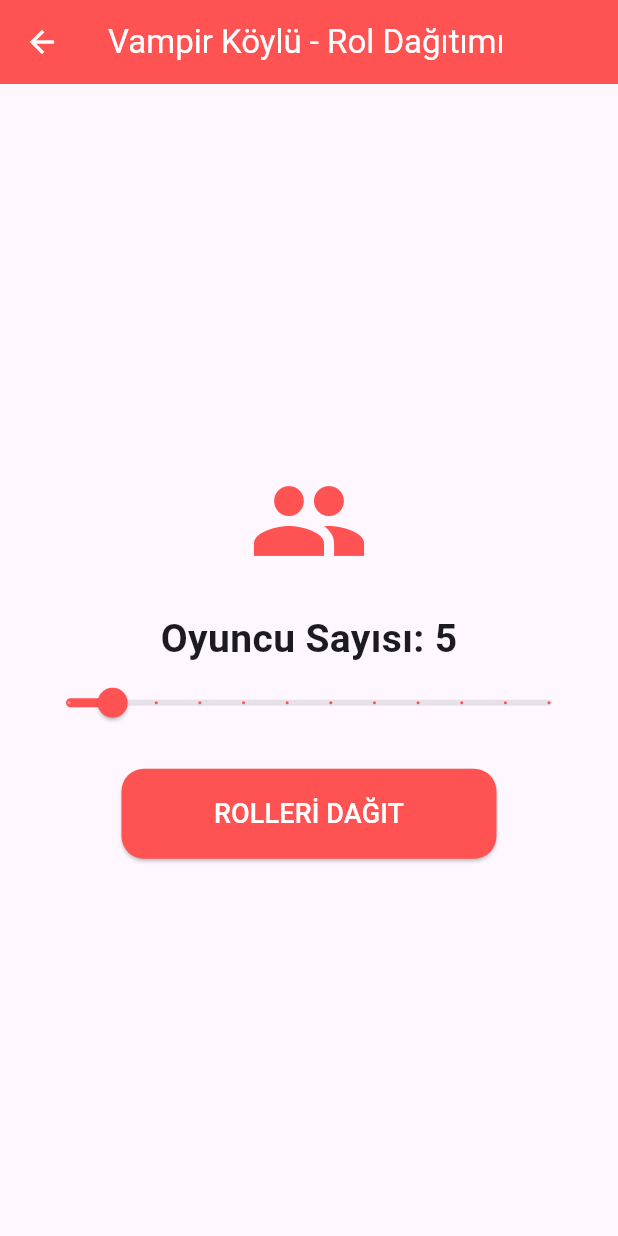
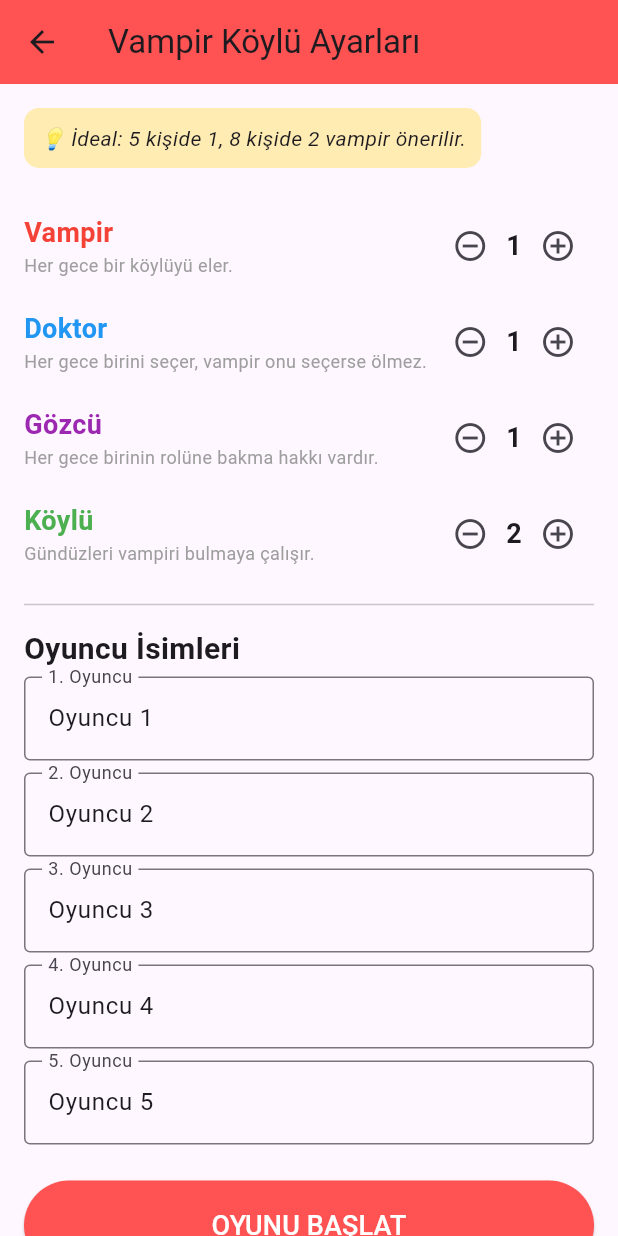
Before and after one commit to tunaparlak0/oyun_kutusu, a Flutter app: the screen it shows after launch, after a tap on "VAMPİR KÖYLÜ", on a phone screen of 412 x 824 dp. Run offline on Flutter 3.47's test engine with Material 3 defaults, Android fonts, the phone set to English and light mode, and no system bars.

Commit message:
Vampir Köylü: Rol kısıtlamaları ve açıklamaları tamamlandı

```diff
--- a/lib/vampir_koylu.dart
+++ b/lib/vampir_koylu.dart
@@ -8,40 +8,55 @@ class VampirKoyluSayfasi extends StatefulWidget {
 }
 
 class _VampirKoyluSayfasiState extends State<VampirKoyluSayfasi> {
-  int oyuncuSayisi = 5;
+  int vampirSayisi = 1;
+  int doktorSayisi = 1;
+  int gozcuSayisi = 1;
+  int koyluSayisi = 2;
+
   List<String> roller = [];
+  List<String> oyuncuIsimleri = [];
   int sira = 0;
   bool rolGoster = false;
+  List<TextEditingController> controllers = [];
 
-  // Role özel renk veren yardımcı fonksiyon
-  Color _rolRengi(String rol) {
-    if (rol.contains("VAMPİR")) return Colors.red;
-    if (rol.contains("DOKTOR")) return Colors.blue;
-    if (rol.contains("GÖZCÜ")) return Colors.purple;
-    return Colors.green; // Köylü için
+  // Rollerin toplam sayısını veren yardımcı değişken
+  int get toplamOyuncu => vampirSayisi + doktorSayisi + gozcuSayisi + koyluSayisi;
+
+  final Map<String, String> rolBilgisi = {
+    "Vampir": "Her gece bir köylüyü eler.",
+    "Doktor": "Her gece birini seçer, vampir onu seçerse ölmez.",
+    "Gözcü": "Her gece birinin rolüne bakma hakkı vardır.",
+    "Köylü": "Gündüzleri vampiri bulmaya çalışır.",
+  };
+
+  @override
+  void initState() {
+    super.initState();
+    _controllerlariGuncelle();
   }
 
-  // Role özel talimat veren yardımcı fonksiyon
-  String _rolAciklamasi(String rol) {
-    if (rol.contains("VAMPİR")) return "Her gece bir köylüyü elemek için arkadaşınla fısıldaş.";
-    if (rol.contains("DOKTOR")) return "Her gece birini seç; eğer vampir onu seçerse o kişi ölmez.";
-    if (rol.contains("GÖZCÜ")) return "Her gece birinin kartına gizlice bakma hakkın var.";
-    return "Gündüzleri vampiri bulmaya çalış, geceleri hayatta kal!";
+  // Liste hatasını önleyen güvenli güncelleme fonksiyonu
+  void _controllerlariGuncelle() {
+    setState(() {
+      int mevcutSayi = controllers.length;
+      if (toplamOyuncu > mevcutSayi) {
+        for (int i = mevcutSayi; i < toplamOyuncu; i++) {
+          controllers.add(TextEditingController(text: "Oyuncu ${i + 1}"));
+        }
+      } else if (toplamOyuncu < mevcutSayi) {
+        controllers.removeRange(toplamOyuncu, mevcutSayi);
+      }
+    });
   }
 
   void rolleriHazirla() {
+    oyuncuIsimleri = controllers.map((c) => c.text).toList();
     List<String> yeniRoller = [];
 
-    // Dinamik Rol Dağıtım Mantığı
-    yeniRoller.add("VAMPİR 🧛");
-    if (oyuncuSayisi >= 8) yeniRoller.add("VAMPİR 🧛"); // 8+ oyuncuda 2. vampir
-
-    yeniRoller.add("DOKTOR 🏥");
-    yeniRoller.add("GÖZCÜ 👁️");
-
-    while (yeniRoller.length < oyuncuSayisi) {
-      yeniRoller.add("KÖYLÜ 👨‍🌾");
-    }
+    yeniRoller.addAll(List.generate(vampirSayisi, (index) => "VAMPİR 🧛"));
+    yeniRoller.addAll(List.generate(doktorSayisi, (index) => "DOKTOR 🏥"));
+    yeniRoller.addAll(List.generate(gozcuSayisi, (index) => "GÖZCÜ 👁️"));
+    yeniRoller.addAll(List.generate(koyluSayisi, (index) => "KÖYLÜ 👨‍🌾"));
 
     yeniRoller.shuffle();
     setState(() {
@@ -54,42 +69,77 @@ class _VampirKoyluSayfasiState extends State<VampirKoyluSayfasi> {
   @override
   Widget build(BuildContext context) {
     return Scaffold(
-      appBar: AppBar(
-        title: const Text("Vampir Köylü - Rol Dağıtımı"),
-        backgroundColor: Colors.redAccent,
-        foregroundColor: Colors.white,
+      appBar: AppBar(title: const Text("Vampir Köylü Ayarları"), backgroundColor: Colors.redAccent),
+      body: roller.isEmpty ? kurulumEkrani() : oyunEkrani(),
+    );
+  }
+
+  Widget kurulumEkrani() {
+    return SingleChildScrollView(
+      padding: const EdgeInsets.all(16.0),
+      child: Column(
+        crossAxisAlignment: CrossAxisAlignment.start,
+        children: [
+          Container(
+            padding: const EdgeInsets.all(10),
+            decoration: BoxDecoration(color: Colors.amber[100], borderRadius: BorderRadius.circular(10)),
+            child: const Text("💡 İdeal: 5 kişide 1, 8 kişide 2 vampir önerilir.", style: TextStyle(fontStyle: FontStyle.italic)),
           ),
-      body: Center(
-        child: roller.isEmpty ? kurulumEkrani() : oyunEkrani(),
+          const SizedBox(height: 20),
+          _rolAyariRow("Vampir", vampirSayisi, (val) => setState(() => vampirSayisi = val), Colors.red, true),
+          _rolAyariRow("Doktor", doktorSayisi, (val) => setState(() => doktorSayisi = val), Colors.blue, false),
+          _rolAyariRow("Gözcü", gozcuSayisi, (val) => setState(() => gozcuSayisi = val), Colors.purple, false),
+          _rolAyariRow("Köylü", koyluSayisi, (val) => setState(() => koyluSayisi = val), Colors.green, false),
+          const Divider(height: 30),
+          const Text("Oyuncu İsimleri", style: TextStyle(fontSize: 20, fontWeight: FontWeight.bold)),
+          ...List.generate(controllers.length, (index) => Padding(
+            padding: const EdgeInsets.symmetric(vertical: 4),
+            child: TextField(
+              controller: controllers[index],
+              decoration: InputDecoration(labelText: "${index + 1}. Oyuncu", border: const OutlineInputBorder()),
+            ),
+          )),
+          const SizedBox(height: 20),
+          ElevatedButton(
+            style: ElevatedButton.styleFrom(backgroundColor: Colors.redAccent, minimumSize: const Size(double.infinity, 60)),
+            onPressed: rolleriHazirla,
+            child: const Text("OYUNU BAŞLAT", style: TextStyle(color: Colors.white, fontSize: 18)),
+          ),
+        ],
       ),
     );
   }
 
-  Widget kurulumEkrani() {
+  Widget _rolAyariRow(String isim, int deger, Function(int) onUpdate, Color renk, bool enAzBir) {
     return Padding(
-      padding: const EdgeInsets.all(20.0),
+      padding: const EdgeInsets.symmetric(vertical: 8),
+      child: Row(
+        children: [
+          Expanded(
             child: Column(
-        mainAxisAlignment: MainAxisAlignment.center,
+              crossAxisAlignment: CrossAxisAlignment.start,
               children: [
-          const Icon(Icons.group, size: 80, color: Colors.redAccent),
-          const SizedBox(height: 20),
-          Text("Oyuncu Sayısı: $oyuncuSayisi",
-               style: const TextStyle(fontSize: 26, fontWeight: FontWeight.bold)),
-          Slider(
-            value: oyuncuSayisi.toDouble(),
-            min: 4, max: 15, divisions: 11,
-            activeColor: Colors.redAccent,
-            onChanged: (v) => setState(() => oyuncuSayisi = v.toInt()),
+                Text(isim, style: TextStyle(fontSize: 18, color: renk, fontWeight: FontWeight.bold)),
+                Text(rolBilgisi[isim]!, style: const TextStyle(fontSize: 12, color: Colors.grey)),
+              ],
             ),
-          const SizedBox(height: 20),
-          ElevatedButton(
-            style: ElevatedButton.styleFrom(
-              backgroundColor: Colors.redAccent,
-              minimumSize: const Size(250, 60),
-              shape: RoundedRectangleBorder(borderRadius: BorderRadius.circular(15)),
           ),
-            onPressed: rolleriHazirla,
-            child: const Text("ROLLERİ DAĞIT", style: TextStyle(color: Colors.white, fontSize: 18)),
+          IconButton(
+            icon: const Icon(Icons.remove_circle_outline),
+            onPressed: () {
+              if (deger > (enAzBir ? 1 : 0)) {
+                onUpdate(deger - 1);
+                _controllerlariGuncelle();
+              }
+            }
+          ),
+          Text("$deger", style: const TextStyle(fontSize: 18, fontWeight: FontWeight.bold)),
+          IconButton(
+            icon: const Icon(Icons.add_circle_outline),
+            onPressed: () {
+              onUpdate(deger + 1);
+              _controllerlariGuncelle();
+            }
           ),
         ],
       ),
@@ -97,102 +147,43 @@ class _VampirKoyluSayfasiState extends State<VampirKoyluSayfasi> {
   }
 
   Widget oyunEkrani() {
-    // Tüm roller dağıtıldıktan sonra görünen rehber ekranı
     if (sira >= roller.length) {
-      return SingleChildScrollView(
+      return Center(child: ElevatedButton(onPressed: () => setState(() => roller = []), child: const Text("Yeni Oyun Kur")));
+    }
+
+    String rolIsmi = roller[sira].split(" ")[0];
+    String aciklama = rolBilgisi[rolIsmi.toLowerCase().contains("vampir") ? "Vampir" :
+                     rolIsmi.toLowerCase().contains("doktor") ? "Doktor" :
+                     rolIsmi.toLowerCase().contains("gözcü") ? "Gözcü" : "Köylü"]!;
+
+    return Center(
       child: Column(
         mainAxisAlignment: MainAxisAlignment.center,
         children: [
-            const Icon(Icons.nights_stay, size: 80, color: Colors.indigo),
+          Text(oyuncuIsimleri[sira], style: const TextStyle(fontSize: 32, fontWeight: FontWeight.bold, color: Colors.redAccent)),
           const SizedBox(height: 20),
-            const Text("Gece Akış Rehberi", style: TextStyle(fontSize: 26, fontWeight: FontWeight.bold)),
-            const Padding(
-              padding: EdgeInsets.symmetric(horizontal: 40),
-              child: Divider(thickness: 2),
-            ),
-            _rehberAdimi("1. Herkes gözlerini kapatsın."),
-            _rehberAdimi("2. Vampirler birbirini tanısın ve kurbanı seçsin."),
-            _rehberAdimi("3. Doktor uyansın ve koruyacağı kişiyi seçsin."),
-            _rehberAdimi("4. Gözcü uyansın ve birinin rolüne baksın."),
-            _rehberAdimi("5. Herkes uyansın ve sabah olsun!"),
-            const SizedBox(height: 30),
-            ElevatedButton(
-              style: ElevatedButton.styleFrom(backgroundColor: Colors.green),
-              onPressed: () => setState(() => roller = []),
-              child: const Text("YENİ OYUN BAŞLAT", style: TextStyle(color: Colors.white)),
-            ),
-            const SizedBox(height: 20),
-          ],
-        ),
-      );
-    }
-
-    // Rollerin tek tek elden ele dağıtıldığı ekran
-    return Column(
-      mainAxisAlignment: MainAxisAlignment.center,
-      children: [
-        Text("${sira + 1}. Oyuncu", style: const TextStyle(fontSize: 24, fontWeight: FontWeight.bold)),
-        const Text("Lütfen telefonu eline al", style: TextStyle(fontSize: 18, color: Colors.grey)),
-        const SizedBox(height: 40),
           Container(
-          width: 280, height: 320,
+            width: 300, height: 350,
             alignment: Alignment.center,
             decoration: BoxDecoration(
-            color: Colors.white,
-            borderRadius: BorderRadius.circular(30),
-            boxShadow: [BoxShadow(color: Colors.black.withOpacity(0.1), blurRadius: 15)],
-            border: Border.all(color: rolGoster ? _rolRengi(roller[sira]) : Colors.grey[300]!, width: 3),
+              color: Colors.white, borderRadius: BorderRadius.circular(20),
+              border: Border.all(color: rolGoster ? Colors.redAccent : Colors.grey, width: 4),
+              boxShadow: [BoxShadow(color: Colors.black12, blurRadius: 10)],
             ),
             child: rolGoster
               ? Column(
                   mainAxisAlignment: MainAxisAlignment.center,
                   children: [
-                  Text(roller[sira],
-                       style: TextStyle(fontSize: 36, fontWeight: FontWeight.bold, color: _rolRengi(roller[sira]))),
+                    Text(roller[sira], style: const TextStyle(fontSize: 40, fontWeight: FontWeight.bold)),
                     const SizedBox(height: 20),
-                  Padding(
-                    padding: const EdgeInsets.symmetric(horizontal: 20),
-                    child: Text(
-                      _rolAciklamasi(roller[sira]),
-                      textAlign: TextAlign.center,
-                      style: const TextStyle(fontSize: 16, fontStyle: FontStyle.italic, color: Colors.black87),
-                    ),
-                  ),
+                    Text(aciklama, textAlign: TextAlign.center, style: const TextStyle(fontSize: 18, fontStyle: FontStyle.italic)),
                   ],
                 )
-            : const Icon(Icons.help_outline, size: 100, color: Colors.grey),
+              : const Icon(Icons.help_center, size: 100, color: Colors.grey),
           ),
-        const SizedBox(height: 40),
-        ElevatedButton(
-          style: ElevatedButton.styleFrom(
-            backgroundColor: Colors.black87,
-            minimumSize: const Size(200, 50),
-            shape: RoundedRectangleBorder(borderRadius: BorderRadius.circular(10)),
-          ),
-          onPressed: () => setState(() => rolGoster = !rolGoster),
-          child: Text(rolGoster ? "GİZLE" : "ROLÜMÜ GÖR", style: const TextStyle(color: Colors.white, fontSize: 18)),
-        ),
-        if (rolGoster)
-          Padding(
-            padding: const EdgeInsets.only(top: 20),
-            child: TextButton.icon(
-              onPressed: () => setState(() { sira++; rolGoster = false; }),
-              icon: const Icon(Icons.arrow_forward, size: 30, color: Colors.green),
-              label: const Text("SONRAKİ OYUNCU", style: TextStyle(color: Colors.green, fontWeight: FontWeight.bold)),
-            ),
-          )
-      ],
-    );
-  }
-
-  Widget _rehberAdimi(String metin) {
-    return Padding(
-      padding: const EdgeInsets.symmetric(vertical: 8.0, horizontal: 30),
-      child: Row(
-        children: [
-          const Icon(Icons.double_arrow, color: Colors.indigo, size: 20),
-          const SizedBox(width: 10),
-          Expanded(child: Text(metin, style: const TextStyle(fontSize: 17))),
+          const SizedBox(height: 30),
+          ElevatedButton(onPressed: () => setState(() => rolGoster = !rolGoster), child: Text(rolGoster ? "GİZLE" : "ROLÜMÜ GÖR")),
+          if (rolGoster) IconButton(icon: const Icon(Icons.arrow_circle_right, size: 50, color: Colors.green), onPressed: () => setState(() { sira++; rolGoster = false; })),
         ],
       ),
     );
```
Lines whose indentation alone changed are shown as unchanged.
